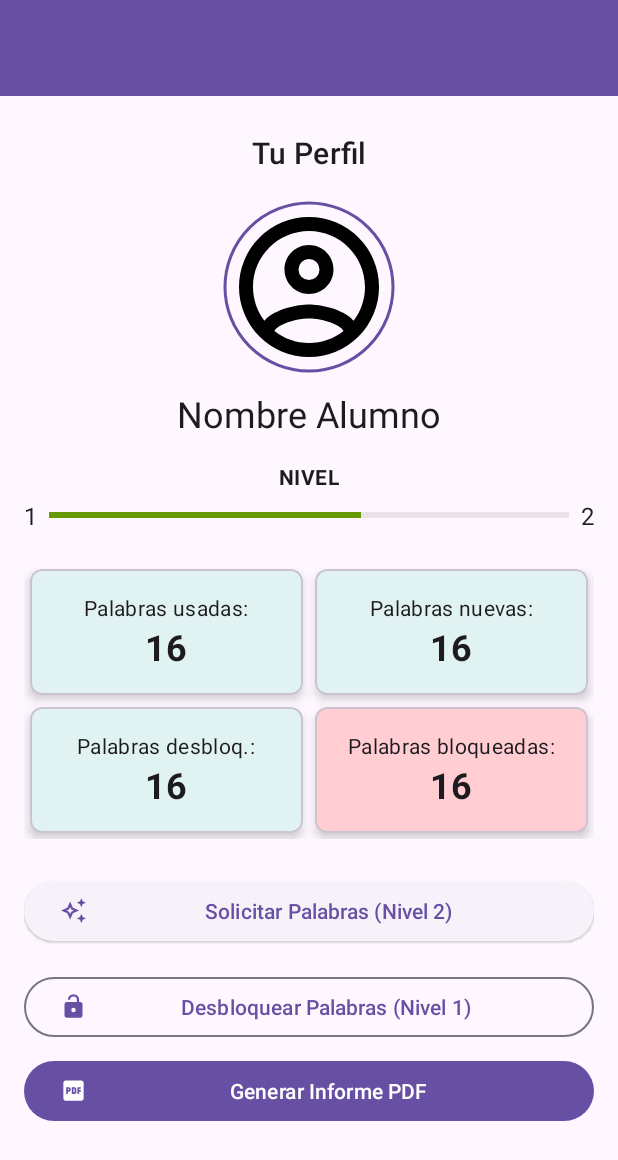
After one commit to SEH0UL/PictoVoice, an Android app: the layout activity_user_profile.xml on its own in the app's theme, with its tools: preview values and no code run, on a phone screen of 412 x 824 dp. The commit adds this screen. Shown: the top 1160 px of the screen. Run offline under Robolectric (Android 15) with nearby library versions, the phone set to English and light mode, and no system bars.

Commit message:
Pantalla Alumno pero sin Logica

```diff
--- /dev/null
+++ b/app/src/main/java/com/example/pictovoice/ui/userprofile/UserProfileActivity.kt
@@ -0,0 +1,148 @@
+package com.example.pictovoice.ui.userprofile // O el paquete que elijas para esta nueva actividad
+
+import android.os.Bundle
+import android.view.MenuItem
+import android.view.View
+import android.widget.Toast
+import androidx.appcompat.app.AppCompatActivity
+import com.example.pictovoice.R // Asegúrate que este import es correcto
+import com.example.pictovoice.databinding.ActivityUserProfileBinding
+import com.google.firebase.auth.FirebaseAuth
+
+class UserProfileActivity : AppCompatActivity() {
+
+    private lateinit var binding: ActivityUserProfileBinding
+    private var targetUserId: String? = null // El ID del usuario cuyo perfil se está viendo
+    private var viewerRole: String? = null   // Quién está viendo el perfil: "alumno" o "profesor"
+
+    companion object {
+        const val EXTRA_USER_ID = "extra_user_id"
+        const val EXTRA_VIEWER_ROLE = "extra_viewer_role"
+        const val ROLE_STUDENT = "alumno"
+        const val ROLE_TEACHER = "profesor"
+    }
+
+    override fun onCreate(savedInstanceState: Bundle?) {
+        super.onCreate(savedInstanceState)
+        // Inflar el layout que ya creaste: activity_user_profile.xml
+        binding = ActivityUserProfileBinding.inflate(layoutInflater)
+        setContentView(binding.root)
+
+        // Recoger los datos pasados a esta actividad
+        targetUserId = intent.getStringExtra(EXTRA_USER_ID)
+        viewerRole = intent.getStringExtra(EXTRA_VIEWER_ROLE)
+
+        // Lógica para determinar el ID del usuario a mostrar
+        if (targetUserId.isNullOrBlank()) {
+            if (viewerRole == ROLE_STUDENT) {
+                // Si el alumno ve su propio perfil y no se pasó ID, usar el del usuario logueado
+                targetUserId = FirebaseAuth.getInstance().currentUser?.uid
+                if (targetUserId.isNullOrBlank()){
+                    Toast.makeText(this, "Error: No se pudo identificar al usuario.", Toast.LENGTH_LONG).show()
+                    finish()
+                    return
+                }
+            } else {
+                // Si es un profesor y no se especificó qué alumno ver, es un error.
+                Toast.makeText(this, "Error: No se especificó el perfil del alumno a ver.", Toast.LENGTH_LONG).show()
+                finish()
+                return
+            }
+        }
+
+        setupToolbar()
+        configureUiBasedOnRole() // Configurar la UI inicial y visibilidad de botones
+        loadUserProfileData() // Cargar y mostrar datos (por ahora, placeholders)
+    }
+
+    private fun setupToolbar() {
+        setSupportActionBar(binding.toolbarUserProfile)
+        supportActionBar?.setDisplayHomeAsUpEnabled(true)
+        // Determinar el título de la Toolbar
+        val currentUserUid = FirebaseAuth.getInstance().currentUser?.uid
+        if (viewerRole == ROLE_STUDENT && targetUserId == currentUserUid) {
+            supportActionBar?.title = "Mi Perfil"
+        } else {
+            supportActionBar?.title = "Perfil del Alumno"
+        }
+    }
+
+    private fun configureUiBasedOnRole() {
+        val isOwnProfile = viewerRole == ROLE_STUDENT && targetUserId == FirebaseAuth.getInstance().currentUser?.uid
+
+        if (viewerRole == ROLE_STUDENT) { // Vista del alumno (viendo su propio perfil o el de otro si se permitiera)
+            // El botón "Solicitar Palabras" solo es relevante si está viendo su propio perfil
+            // y si cumple las condiciones para solicitar (lógica futura).
+            binding.btnSolicitarPalabras.visibility = if (isOwnProfile) View.VISIBLE else View.GONE // Placeholder: visible por ahora
+            binding.btnDesbloquearPalabrasProfesor.visibility = View.GONE
+            binding.btnGenerarInformeProfesor.visibility = View.GONE
+        } else if (viewerRole == ROLE_TEACHER) { // Vista del profesor
+            binding.btnSolicitarPalabras.visibility = View.GONE
+            binding.btnDesbloquearPalabrasProfesor.visibility = View.VISIBLE
+            binding.btnGenerarInformeProfesor.visibility = View.VISIBLE
+        } else {
+            // Rol desconocido, ocultar todos los botones de acción específicos
+            binding.btnSolicitarPalabras.visibility = View.GONE
+            binding.btnDesbloquearPalabrasProfesor.visibility = View.GONE
+            binding.btnGenerarInformeProfesor.visibility = View.GONE
+        }
+    }
+
+    private fun loadUserProfileData() {
+        // --- ESTA ES LA PARTE DE LÓGICA QUE DEJAREMOS PARA MÁS TARDE ---
+        // Aquí es donde crearías una instancia de UserProfileViewModel,
+        // le pasarías el targetUserId, y observarías los LiveData para actualizar la UI.
+
+        // Por AHORA, usamos datos de placeholder para que la pantalla no esté vacía:
+        // Título principal de la pantalla (ya no es necesario si la Toolbar lo tiene)
+        // binding.tvProfileTitle.text = (si el alumno ve su perfil) ? "Tu Perfil" : "Perfil Alumno";
+
+        // Nombre del alumno (debería venir del ViewModel)
+        binding.tvUserProfileName.text = "Cargando nombre..." // Placeholder inicial
+
+        // Nivel y ProgressBar (debería venir del ViewModel)
+        binding.tvLabelNivel.text = "NIVEL" // Esto es fijo
+        binding.tvLevelStart.text = "1"
+        binding.progressBarLevel.progress = 30 // Ejemplo
+        binding.progressBarLevel.max = 100 // Asumiendo que el progreso va de 0 a 100 para el nivel actual
+        binding.tvLevelEnd.text = "2" // (Nivel actual + 1)
+
+        // Estadísticas (deberían venir del ViewModel)
+        binding.tvPalabrasUsadasCount.text = "--"
+        binding.tvPalabrasNuevasCount.text = "--"
+        binding.tvPalabrasDesbloqueadasCount.text = "--"
+        binding.tvPalabrasBloqueadasCount.text = "--"
+
+        // Lógica del botón "Solicitar Palabras" (placeholder)
+        if (binding.btnSolicitarPalabras.visibility == View.VISIBLE) {
+            // El texto real del botón debería ser dinámico, ej. "Solicitar Palabras (Nivel ${siguienteNivel})"
+            binding.btnSolicitarPalabras.text = getString(R.string.solicitar_palabras_placeholder, 2) // Necesitarás este string
+            // La visibilidad real de este botón dependerá de la lógica de si el alumno
+            // ha subido de nivel y aún no ha solicitado las palabras.
+        }
+
+        // Lógica del botón "Desbloquear Palabras" (placeholder)
+        if(binding.btnDesbloquearPalabrasProfesor.visibility == View.VISIBLE) {
+            binding.btnDesbloquearPalabrasProfesor.text = getString(R.string.desbloquear_palabras_placeholder, 1) // Nivel actual del alumno
+        }
+
+
+        // Placeholder para la imagen de perfil
+        binding.ivUserProfileImage.setImageResource(R.drawable.ic_default_profile) // O un placeholder con iniciales
+
+        // TODO: Una vez que tengas el ViewModel:
+        // viewModel.loadUserData(targetUserId)
+        // viewModel.userData.observe(this) { user -> actualiza la UI }
+        // viewModel.levelUpStatus.observe(this) { status -> actualiza botón solicitar }
+    }
+
+    override fun onOptionsItemSelected(item: MenuItem): Boolean {
+        return when (item.itemId) {
+            android.R.id.home -> {
+                onBackPressedDispatcher.onBackPressed() // Correcto para el botón de atrás de la Toolbar
+                true
+            }
+            else -> super.onOptionsItemSelected(item)
+        }
+    }
+}
--- /dev/null
+++ b/app/src/main/res/drawable/ic_picture_as_pdf.xml
@@ -0,0 +1,9 @@
+<vector xmlns:android="http://schemas.android.com/apk/res/android"
+    android:width="24dp"
+    android:height="24dp"
+    android:viewportWidth="24"
+    android:viewportHeight="24">
+  <path
+      android:fillColor="#FF000000"
+      android:pathData="M19,3H5C3.9,3 3,3.9 3,5V19C3,20.1 3.9,21 5,21H19C20.1,21 21,20.1 21,19V5C21,3.9 20.1,3 19,3M9.5,11.5C9.5,12.3 8.8,13 8,13H7V15H5.5V9H8C8.8,9 9.5,9.7 9.5,10.5V11.5M14.5,13.5C14.5,14.3 13.8,15 13,15H10.5V9H13C13.8,9 14.5,9.7 14.5,10.5V13.5M18.5,10.5H17V11.5H18.5V13H17V15H15.5V9H18.5V10.5M12,10.5H13V13.5H12V10.5M7,10.5H8V11.5H7V10.5Z"/>
+</vector>
--- /dev/null
+++ b/app/src/main/res/drawable/ic_stars.xml
@@ -0,0 +1,9 @@
+<vector xmlns:android="http://schemas.android.com/apk/res/android"
+    android:width="24dp"
+    android:height="24dp"
+    android:viewportWidth="24"
+    android:viewportHeight="24">
+  <path
+      android:fillColor="#FF000000"
+      android:pathData="M9,4L11.5,9.5L17,12L11.5,14.5L9,20L6.5,14.5L1,12L6.5,9.5L9,4M9,8.83L8,11L5.83,12L8,13L9,15.17L10,13L12.17,12L10,11L9,8.83M19,9L17.74,6.26L15,5L17.74,3.75L19,1L20.25,3.75L23,5L20.25,6.26L19,9M19,23L17.74,20.26L15,19L17.74,17.75L19,15L20.25,17.75L23,19L20.25,20.26L19,23Z"/>
+</vector>
--- /dev/null
+++ b/app/src/main/res/drawable/ic_unlock.xml
@@ -0,0 +1,9 @@
+<vector xmlns:android="http://schemas.android.com/apk/res/android"
+    android:width="24dp"
+    android:height="24dp"
+    android:viewportWidth="24"
+    android:viewportHeight="24">
+  <path
+      android:fillColor="#FF000000"
+      android:pathData="M18,8A2,2 0,0 1,20 10V20A2,2 0,0 1,18 22H6C4.89,22 4,21.1 4,20V10A2,2 0,0 1,6 8H15V6A3,3 0,0 0,12 3A3,3 0,0 0,9 6H7A5,5 0,0 1,12 1A5,5 0,0 1,17 6V8H18M12,17A2,2 0,0 0,14 15A2,2 0,0 0,12 13A2,2 0,0 0,10 15A2,2 0,0 0,12 17Z"/>
+</vector>
--- /dev/null
+++ b/app/src/main/res/layout/activity_user_profile.xml
@@ -0,0 +1,302 @@
+<?xml version="1.0" encoding="utf-8"?>
+<androidx.coordinatorlayout.widget.CoordinatorLayout xmlns:android="http://schemas.android.com/apk/res/android"
+    xmlns:app="http://schemas.android.com/apk/res-auto"
+    xmlns:tools="http://schemas.android.com/tools"
+    android:layout_width="match_parent"
+    android:layout_height="match_parent"
+    android:fitsSystemWindows="true"
+    tools:context=".ui.userprofile.UserProfileActivity">
+
+    <com.google.android.material.appbar.AppBarLayout
+        android:id="@+id/appBarLayoutUserProfile"
+        android:layout_width="match_parent"
+        android:layout_height="wrap_content"
+        android:theme="@style/ThemeOverlay.AppCompat.Dark.ActionBar">
+
+        <androidx.appcompat.widget.Toolbar
+            android:id="@+id/toolbarUserProfile"
+            android:layout_width="match_parent"
+            android:layout_height="?attr/actionBarSize"
+            android:background="?attr/colorPrimary"
+            app:popupTheme="@style/ThemeOverlay.AppCompat.Light" />
+
+    </com.google.android.material.appbar.AppBarLayout>
+
+    <androidx.core.widget.NestedScrollView
+        android:layout_width="match_parent"
+        android:layout_height="match_parent"
+        app:layout_behavior="@string/appbar_scrolling_view_behavior">
+
+        <androidx.constraintlayout.widget.ConstraintLayout
+            android:layout_width="match_parent"
+            android:layout_height="wrap_content"
+            android:padding="16dp">
+
+            <TextView
+                android:id="@+id/tvProfileTitle"
+                android:layout_width="wrap_content"
+                android:layout_height="wrap_content"
+                android:layout_marginTop="8dp"
+                android:text="Tu Perfil"
+                android:textAppearance="?attr/textAppearanceHeadline6"
+                app:layout_constraintTop_toTopOf="parent"
+                app:layout_constraintStart_toStartOf="parent"
+                app:layout_constraintEnd_toEndOf="parent"/>
+
+            <com.google.android.material.imageview.ShapeableImageView
+                android:id="@+id/ivUserProfileImage"
+                android:layout_width="120dp"
+                android:layout_height="120dp"
+                android:layout_marginTop="16dp"
+                android:padding="4dp"
+                app:shapeAppearanceOverlay="@style/ShapeAppearance.Material3.Corner.Full"
+                app:strokeColor="?attr/colorPrimaryDark"
+                app:strokeWidth="2dp"
+                android:src="@drawable/ic_default_profile"
+                app:layout_constraintTop_toBottomOf="@id/tvProfileTitle"
+                app:layout_constraintStart_toStartOf="parent"
+                app:layout_constraintEnd_toEndOf="parent"
+                android:contentDescription="Imagen de perfil del alumno" />
+            <TextView
+                android:id="@+id/tvUserProfileName"
+                android:layout_width="wrap_content"
+                android:layout_height="wrap_content"
+                android:layout_marginTop="8dp"
+                android:textAppearance="?attr/textAppearanceHeadline5"
+                app:layout_constraintTop_toBottomOf="@id/ivUserProfileImage"
+                app:layout_constraintStart_toStartOf="parent"
+                app:layout_constraintEnd_toEndOf="parent"
+                tools:text="Nombre Alumno" />
+
+            <TextView
+                android:id="@+id/tvLabelNivel"
+                android:layout_width="wrap_content"
+                android:layout_height="wrap_content"
+                android:layout_marginTop="16dp"
+                android:text="NIVEL"
+                android:textAppearance="?attr/textAppearanceBody2"
+                android:textStyle="bold"
+                app:layout_constraintTop_toBottomOf="@id/tvUserProfileName"
+                app:layout_constraintStart_toStartOf="parent"
+                app:layout_constraintEnd_toEndOf="parent"/>
+
+            <TextView
+                android:id="@+id/tvLevelStart"
+                android:layout_width="wrap_content"
+                android:layout_height="wrap_content"
+                android:layout_marginEnd="8dp"
+                tools:text="1"
+                android:textAppearance="?attr/textAppearanceBody1"
+                app:layout_constraintHorizontal_chainStyle="packed"
+                app:layout_constraintEnd_toStartOf="@id/progressBarLevel"
+                app:layout_constraintStart_toStartOf="parent"
+                app:layout_constraintTop_toTopOf="@id/progressBarLevel"
+                app:layout_constraintBottom_toBottomOf="@id/progressBarLevel"/>
+
+            <ProgressBar
+                android:id="@+id/progressBarLevel"
+                style="?android:attr/progressBarStyleHorizontal"
+                android:layout_width="0dp"
+                android:layout_height="wrap_content"
+                android:layout_marginTop="8dp"
+                android:max="100"
+                tools:progress="60"
+                android:progressBackgroundTint="@android:color/darker_gray"
+                android:progressTint="@android:color/holo_green_dark"
+                app:layout_constraintTop_toBottomOf="@id/tvLabelNivel"
+                app:layout_constraintStart_toEndOf="@id/tvLevelStart"
+                app:layout_constraintEnd_toStartOf="@id/tvLevelEnd"
+                />
+
+            <TextView
+                android:id="@+id/tvLevelEnd"
+                android:layout_width="wrap_content"
+                android:layout_height="wrap_content"
+                android:layout_marginStart="8dp"
+                tools:text="2"
+                android:textAppearance="?attr/textAppearanceBody1"
+                app:layout_constraintStart_toEndOf="@id/progressBarLevel"
+                app:layout_constraintTop_toTopOf="@id/progressBarLevel"
+                app:layout_constraintBottom_toBottomOf="@id/progressBarLevel"
+                app:layout_constraintEnd_toEndOf="parent"/>
+
+            <GridLayout
+                android:id="@+id/gridLayoutStats"
+                android:layout_width="0dp"
+                android:layout_height="wrap_content"
+                android:layout_marginTop="24dp"
+                android:columnCount="2"
+                android:rowCount="2"
+                android:alignmentMode="alignMargins"
+                android:columnOrderPreserved="false"
+                app:layout_constraintTop_toBottomOf="@id/progressBarLevel"
+                app:layout_constraintStart_toStartOf="parent"
+                app:layout_constraintEnd_toEndOf="parent">
+
+                <com.google.android.material.card.MaterialCardView
+                    android:layout_width="0dp"
+                    android:layout_height="wrap_content"
+                    android:layout_columnWeight="1"
+                    android:layout_gravity="fill_horizontal"
+                    android:layout_margin="4dp"
+                    app:cardCornerRadius="8dp"
+                    app:cardElevation="4dp"
+                    app:cardBackgroundColor="#E0F2F1"> <LinearLayout
+                    android:layout_width="match_parent"
+                    android:layout_height="wrap_content"
+                    android:orientation="vertical"
+                    android:padding="16dp"
+                    android:gravity="center">
+                    <TextView
+                        android:layout_width="wrap_content"
+                        android:layout_height="wrap_content"
+                        android:text="Palabras usadas:"
+                        android:textAppearance="?attr/textAppearanceBody2"/>
+                    <TextView
+                        android:id="@+id/tvPalabrasUsadasCount"
+                        android:layout_width="wrap_content"
+                        android:layout_height="wrap_content"
+                        tools:text="16"
+                        android:textAppearance="?attr/textAppearanceHeadline5"
+                        android:textStyle="bold"/>
+                </LinearLayout>
+                </com.google.android.material.card.MaterialCardView>
+
+                <com.google.android.material.card.MaterialCardView
+                    android:layout_width="0dp"
+                    android:layout_height="wrap_content"
+                    android:layout_columnWeight="1"
+                    android:layout_gravity="fill_horizontal"
+                    android:layout_margin="4dp"
+                    app:cardCornerRadius="8dp"
+                    app:cardElevation="4dp"
+                    app:cardBackgroundColor="#E0F2F1"> <LinearLayout
+                    android:layout_width="match_parent"
+                    android:layout_height="wrap_content"
+                    android:orientation="vertical"
+                    android:padding="16dp"
+                    android:gravity="center">
+                    <TextView
+                        android:layout_width="wrap_content"
+                        android:layout_height="wrap_content"
+                        android:text="Palabras nuevas:"
+                        android:textAppearance="?attr/textAppearanceBody2"/>
+                    <TextView
+                        android:id="@+id/tvPalabrasNuevasCount"
+                        android:layout_width="wrap_content"
+                        android:layout_height="wrap_content"
+                        tools:text="16"
+                        android:textAppearance="?attr/textAppearanceHeadline5"
+                        android:textStyle="bold"/>
+                </LinearLayout>
+                </com.google.android.material.card.MaterialCardView>
+
+                <com.google.android.material.card.MaterialCardView
+                    android:layout_width="0dp"
+                    android:layout_height="wrap_content"
+                    android:layout_columnWeight="1"
+                    android:layout_gravity="fill_horizontal"
+                    android:layout_margin="4dp"
+                    app:cardCornerRadius="8dp"
+                    app:cardElevation="4dp"
+                    app:cardBackgroundColor="#E0F2F1"> <LinearLayout
+                    android:layout_width="match_parent"
+                    android:layout_height="wrap_content"
+                    android:orientation="vertical"
+                    android:padding="16dp"
+                    android:gravity="center">
+                    <TextView
+                        android:layout_width="wrap_content"
+                        android:layout_height="wrap_content"
+                        android:text="Palabras desbloq.:"
+                        android:textAppearance="?attr/textAppearanceBody2"/>
+                    <TextView
+                        android:id="@+id/tvPalabrasDesbloqueadasCount"
+                        android:layout_width="wrap_content"
+                        android:layout_height="wrap_content"
+                        tools:text="16"
+                        android:textAppearance="?attr/textAppearanceHeadline5"
+                        android:textStyle="bold"/>
+                </LinearLayout>
+                </com.google.android.material.card.MaterialCardView>
+
+                <com.google.android.material.card.MaterialCardView
+                    android:layout_width="0dp"
+                    android:layout_height="wrap_content"
+                    android:layout_columnWeight="1"
+                    android:layout_gravity="fill_horizontal"
+                    android:layout_margin="4dp"
+                    app:cardCornerRadius="8dp"
+                    app:cardElevation="4dp"
+                    app:cardBackgroundColor="#FFCDD2"> <LinearLayout
+                    android:layout_width="match_parent"
+                    android:layout_height="wrap_content"
+                    android:orientation="vertical"
+                    android:padding="16dp"
+                    android:gravity="center">
+                    <TextView
+                        android:layout_width="wrap_content"
+                        android:layout_height="wrap_content"
+                        android:text="Palabras bloqueadas:"
+                        android:textAppearance="?attr/textAppearanceBody2"
+                        />
+                    <TextView
+                        android:id="@+id/tvPalabrasBloqueadasCount"
+                        android:layout_width="wrap_content"
+                        android:layout_height="wrap_content"
+                        tools:text="16"
+                        android:textAppearance="?attr/textAppearanceHeadline5"
+                        android:textStyle="bold"
+                        />
+                </LinearLayout>
+                </com.google.android.material.card.MaterialCardView>
+
+            </GridLayout>
+
+            <com.google.android.material.button.MaterialButton
+                android:id="@+id/btnSolicitarPalabras"
+                style="@style/Widget.Material3.Button.ElevatedButton"
+                android:layout_width="0dp"
+                android:layout_height="wrap_content"
+                android:layout_marginTop="24dp"
+                tools:text="Solicitar Palabras (Nivel 2)"
+                app:icon="@drawable/ic_stars"
+                android:visibility="gone"
+                tools:visibility="visible"
+                app:layout_constraintTop_toBottomOf="@id/gridLayoutStats"
+                app:layout_constraintStart_toStartOf="parent"
+                app:layout_constraintEnd_toEndOf="parent"/>
+
+            <com.google.android.material.button.MaterialButton
+                android:id="@+id/btnDesbloquearPalabrasProfesor"
+                style="@style/Widget.Material3.Button.OutlinedButton"
+                android:layout_width="0dp"
+                android:layout_height="wrap_content"
+                android:layout_marginTop="16dp"
+                tools:text="Desbloquear Palabras (Nivel 1)"
+                app:icon="@drawable/ic_unlock"
+                android:visibility="gone"
+                tools:visibility="visible"
+                app:layout_constraintTop_toBottomOf="@id/btnSolicitarPalabras"
+                app:layout_constraintStart_toStartOf="parent"
+                app:layout_constraintEnd_toEndOf="parent" />
+
+            <com.google.android.material.button.MaterialButton
+                android:id="@+id/btnGenerarInformeProfesor"
+                android:layout_width="0dp"
+                android:layout_height="wrap_content"
+                android:layout_marginTop="8dp"
+                android:text="Generar Informe PDF"
+                app:icon="@drawable/ic_picture_as_pdf"
+                android:visibility="gone"
+                tools:visibility="visible"
+                app:layout_constraintTop_toBottomOf="@id/btnDesbloquearPalabrasProfesor"
+                app:layout_constraintStart_toStartOf="parent"
+                app:layout_constraintEnd_toEndOf="parent"
+                app:layout_constraintBottom_toBottomOf="parent"
+                android:layout_marginBottom="16dp"/>
+
+        </androidx.constraintlayout.widget.ConstraintLayout>
+    </androidx.core.widget.NestedScrollView>
+
+</androidx.coordinatorlayout.widget.CoordinatorLayout>
--- a/app/src/main/res/values/strings.xml
+++ b/app/src/main/res/values/strings.xml
@@ -20,4 +20,6 @@
     <string name="txtButtonAcceder">Acceder</string>
     <string name="teacher_name_not_found">Nombre de profesor no encontrado</string>
     <string name="title_activity_class_detail">Detalles de la Clase</string>
+    <string name="solicitar_palabras_placeholder">Solicitar Palabras (Nivel %1$d)</string>
+    <string name="desbloquear_palabras_placeholder">Desbloquear Palabras (Nivel %1$d)</string>
 </resources>
```
